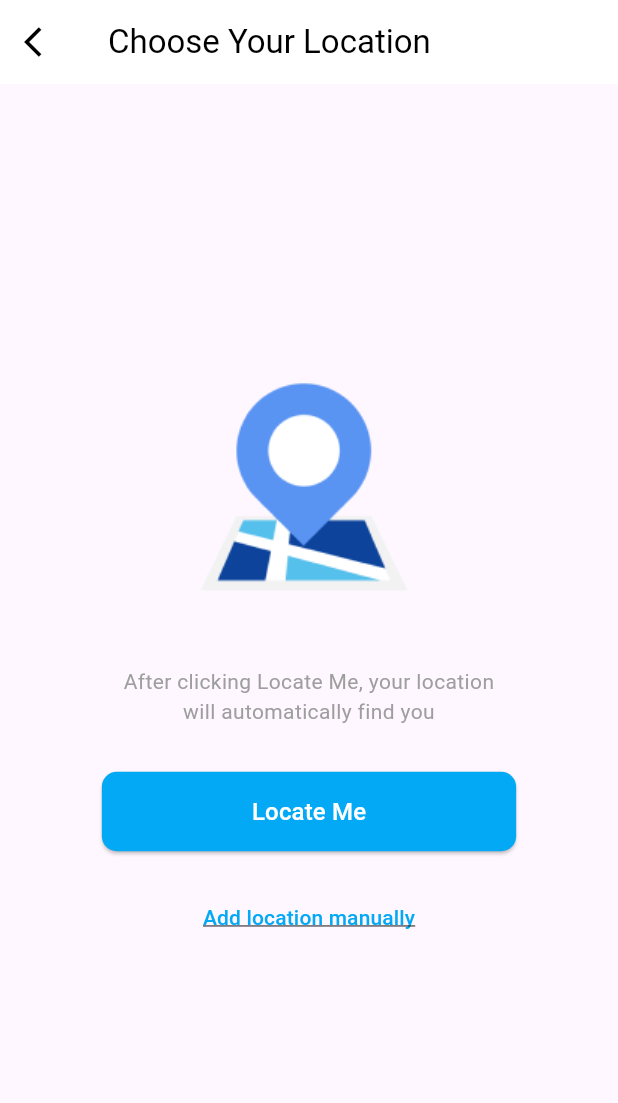
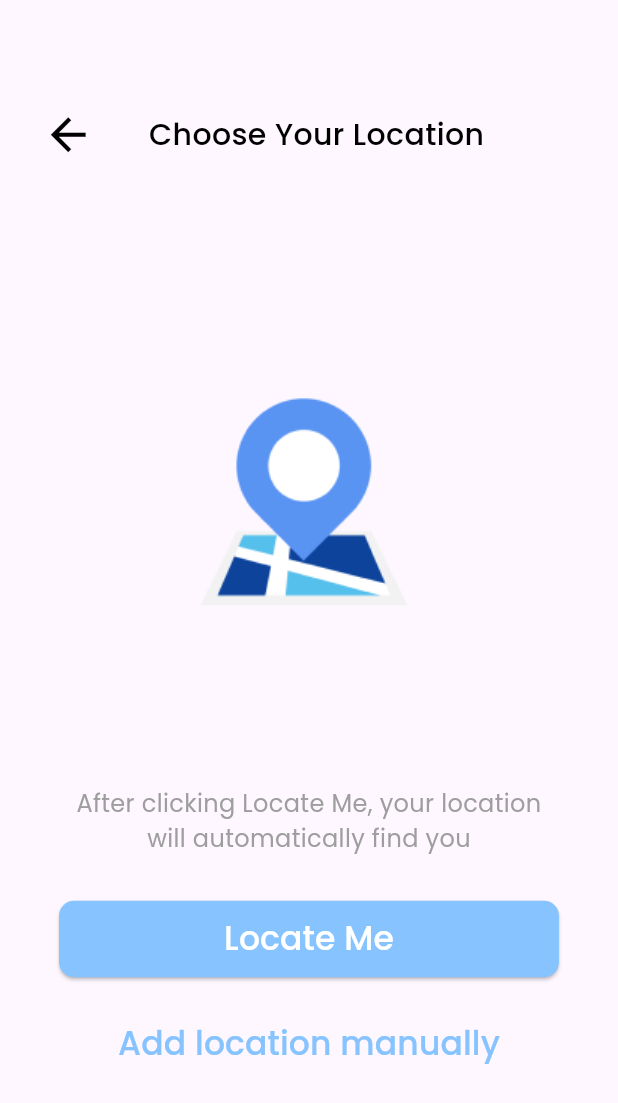
Before and after one commit to Kamila3820/HOCA_frontend, a Flutter app: the LocationPage screen opened directly, on a phone screen of 412 x 824 dp. Shown: the top 1103 px of the screen. Run offline on Flutter 3.47's test engine with Material 3 defaults, Android fonts, the light colour scheme and no system bars; our stand-ins replace flutter_dotenv, font_awesome_flutter, google_fonts, google_maps_flutter, image_picker, location and 1 more.

Commit message:
14_commit
แต่ง Notification กับ Location ให้ตรง figma

```diff
--- a/hoca_frontend/lib/main.dart
+++ b/hoca_frontend/lib/main.dart
@@ -1,5 +1,6 @@
 import 'package:flutter/material.dart';
 import 'package:flutter_dotenv/flutter_dotenv.dart'; // Import the dotenv package
+
 import 'pages/login.dart'; // Import your login page
 
 Future<void> main() async {
--- a/hoca_frontend/lib/pages/location.dart
+++ b/hoca_frontend/lib/pages/location.dart
@@ -1,6 +1,8 @@
 import 'package:flutter/material.dart';
+import 'package:google_fonts/google_fonts.dart';
 import 'package:google_maps_flutter/google_maps_flutter.dart';
 import 'package:location/location.dart'; // Add this import for location services
+
 import 'locatelocation.dart'; // Import locatelocation.dart
 
 class LocationPage extends StatefulWidget {
@@ -85,64 +87,106 @@ class _LocationPageState extends State<LocationPage> {
   @override
   Widget build(BuildContext context) {
     return Scaffold(
-      appBar: AppBar(
-        // Back arrow in AppBar
-        leading: IconButton(
-          icon: const Icon(Icons.arrow_back_ios, color: Colors.black),
-          onPressed: () => Navigator.of(context).pop(),
+      body: Column(
+        crossAxisAlignment: CrossAxisAlignment.start,
+        children: [
+          // Header section
+          Container(
+            height: 150.0,
+            width: double.infinity,
+            decoration: BoxDecoration(
+              // color: const Color.fromARGB(255, 255, 255, 255).withOpacity(0.6), // 60% opacity
             ),
-        title: const Text(
+            child: Padding(
+              padding: const EdgeInsets.only(top: 30, left: 20, right: 10),
+              child: Stack(
+                children: [
+                  Align(
+                    alignment: Alignment.centerLeft,
+                    child: IconButton(
+                      icon: const Icon(Icons.arrow_back, color: Color.fromARGB(255, 0, 0, 0), size: 35.0),
+                      onPressed: () {
+                        Navigator.pop(context);
+                      },
+                    ),
+                  ),
+                  Center(
+                    child: Text(
                       'Choose Your Location',
-          style: TextStyle(color: Colors.black),
+                      style: GoogleFonts.poppins(
+                        textStyle: const TextStyle(
+                          fontSize: 20,
+                          fontWeight: FontWeight.w500,
+                          color: Color.fromARGB(255, 0, 0, 0),
                         ),
-        backgroundColor: Colors.white,
-        elevation: 0,
                       ),
-      body: Center(
+                    ),
+                  ),
+                ],
+              ),
+            ),
+          ),
+          // Locate Me section
+          Expanded(
+            child: Center(
               child: Column(
                 mainAxisAlignment: MainAxisAlignment.center,
                 children: [
                   // Location icon using Image.asset
-            Image.asset(
+                   Padding(
+          padding: const EdgeInsets.only(bottom: 70.0),
+          child: Center(
+            child: Image.asset(
               'assets/images/location_icon.png', // Ensure this file exists in your assets
               width: 200,
               height: 200,
             ),
+          ),
+        ),
                   const SizedBox(height: 20),
-            const Text(
+                  Text(
   'After clicking Locate Me, your location\nwill automatically find you',
   textAlign: TextAlign.center,
-              style: TextStyle(
-                fontSize: 14,
+  style: GoogleFonts.poppins(
+    textStyle: const TextStyle(
+      fontSize: 16,
       color: Colors.grey,
+    ),
   ),
 ),
                   const SizedBox(height: 30),
                   ElevatedButton(
                     onPressed: _locateMe, // Locate the user
                     style: ElevatedButton.styleFrom(
-                backgroundColor: Colors.lightBlue,
-                padding: const EdgeInsets.symmetric(horizontal: 100, vertical: 15),
+                      backgroundColor: const Color(0xFF87C4FF),
+                      padding: const EdgeInsets.symmetric(horizontal: 110, vertical: 10),
                       shape: RoundedRectangleBorder(
                         borderRadius: BorderRadius.circular(10),
                       ),
                     ),
-              child: const Text(
+                    child: Text(
   'Locate Me',
-                style: TextStyle(fontSize: 16, color: Colors.white),
+  style: GoogleFonts.poppins(
+    textStyle: const TextStyle(
+      fontSize: 22,
+      color: Colors.white,
     ),
+  ),
+)
                   ),
                   const SizedBox(height: 20),
                   TextButton(
                     onPressed: _showMap, // Open map for manual selection
-              child: const Text(
+                    child: Text(
   'Add location manually',
-                style: TextStyle(
-                  color: Colors.lightBlue,
-                  fontSize: 14,
-                  decoration: TextDecoration.underline,
+  style: GoogleFonts.poppins(
+    textStyle: const TextStyle(
+      color: Color(0xFF87C4FF),
+      fontWeight: FontWeight.w500,
+      fontSize: 22,
     ),
   ),
+)
                   ),
                   const SizedBox(height: 20),
                   if (selectedLocation != null)
@@ -153,6 +197,9 @@ class _LocationPageState extends State<LocationPage> {
                 ],
               ),
             ),
+          ),
+        ],
+      ),
     );
   }
 }
```
Also changed, not shown: hoca_frontend/lib/components/noti/buildnotificationcard.dart (added, +50 -0 lines), hoca_frontend/lib/pages/notification.dart (+63 -112 lines). Lines whose indentation alone changed are shown as unchanged.
